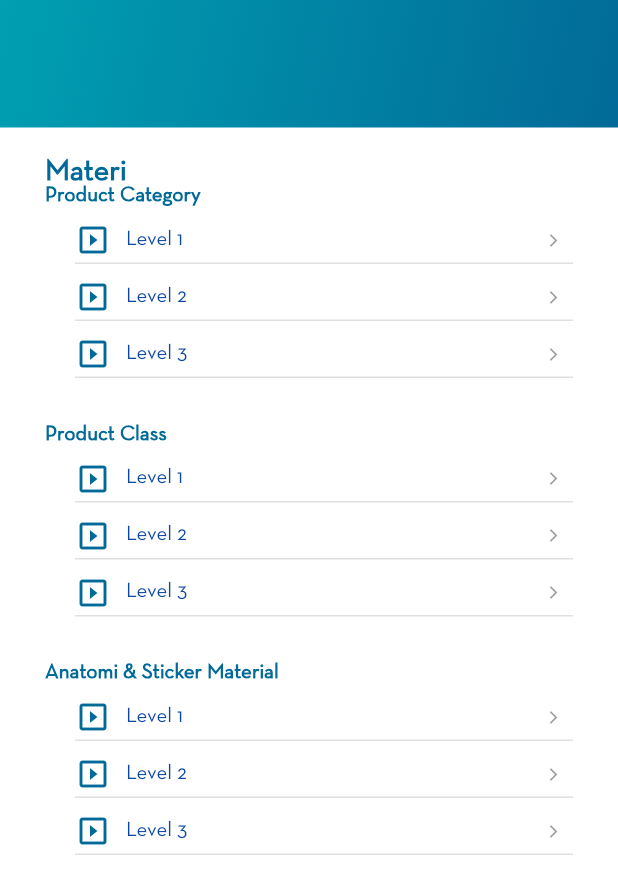
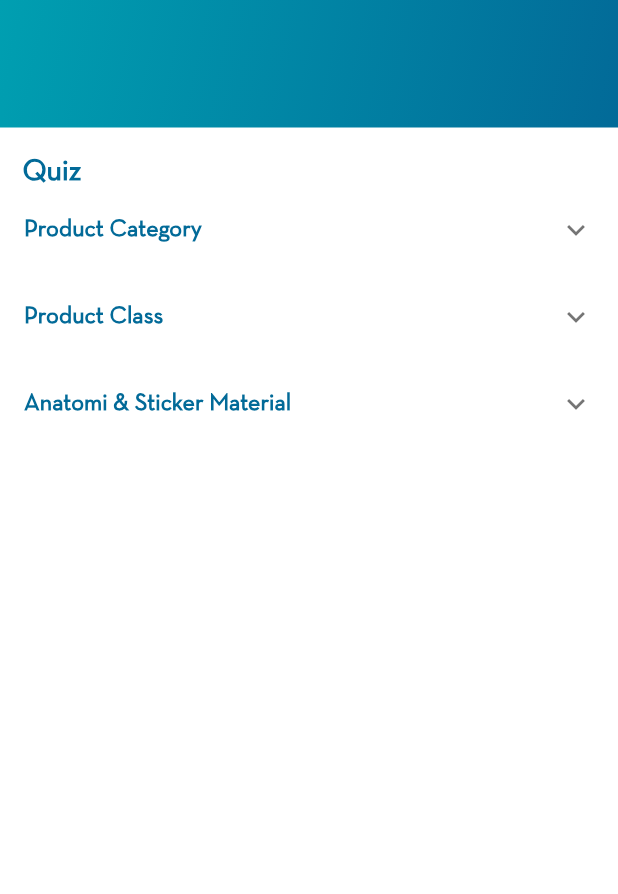
Before and after one commit to rizqyfitrianto1/KCG_E-LEARNING, a Flutter app: the QuizLevel screen opened directly, on a phone screen of 412 x 824 dp. Shown: the top 894 px of the screen. Run offline on Flutter 3.47's test engine with Material 2 defaults, Android fonts, the phone set to English and light mode, and no system bars.

Commit message:
revisi expandable quiz_level

```diff
--- a/lib/src/ui/quiz_level.dart
+++ b/lib/src/ui/quiz_level.dart
@@ -41,16 +41,19 @@ class _QuizLevelState extends State<QuizLevel> {
               ),
               Container(
                 width: MediaQuery.of(context).size.width,
-                padding: EdgeInsets.symmetric(horizontal: 30.0, vertical: 20.0),
+                padding: EdgeInsets.symmetric( vertical: 20.0),
                 child: Column(
                     crossAxisAlignment: CrossAxisAlignment.start,
                     children: <Widget>[
-                      Text(
-                        "Materi",
-                        style: TextStyle(
-                            fontSize: 20.0,
-                            color: Color(0xFF026A98),
-                            fontWeight: FontWeight.w700),
+                      Padding(
+                        padding: const EdgeInsets.symmetric(horizontal : 15.0),
+                        child: Text(
+                          "Quiz",
+                          style: TextStyle(
+                              fontSize: 20.0,
+                              color: Color(0xFF026A98),
+                              fontWeight: FontWeight.w700),
+                        ),
                       ),
                       _buildListMateri(),
                     ]),
@@ -77,15 +80,14 @@ class _QuizLevelState extends State<QuizLevel> {
   _listMateri(Video videoList) {
     return Container(
       width: MediaQuery.of(context).size.height,
-      child: Column(
-          crossAxisAlignment: CrossAxisAlignment.start,
-          children: <Widget>[
-            Text(
+      child: ExpansionTile(
+            title : Text(
               videoList.title,
               style: TextStyle(
                   color: Color(0xFF026A98), fontWeight: FontWeight.w700),
             ),
-            new SizedBox(
+            children : <Widget>[
+              SizedBox(
               height: 145.0,
               child: new ListView.builder(
                 itemCount: _videoLevelList.length,
@@ -95,8 +97,8 @@ class _QuizLevelState extends State<QuizLevel> {
                   return _videoFeatured(_videoLevelList[index]);
                 },
               ),
-            ),
-          ]),
+            ),],
+          ),
     );
   }
 
@@ -125,7 +127,7 @@ class _QuizLevelState extends State<QuizLevel> {
                   ),
                 ]),
                 Padding(
-                  padding: const EdgeInsets.only(right: 8.0),
+                  padding: const EdgeInsets.only(right: 30.0),
                   child: Icon(
                     Icons.arrow_forward_ios,
                     size: 10.0,
@@ -135,7 +137,7 @@ class _QuizLevelState extends State<QuizLevel> {
               ],
             ),
             Container(
-              margin: EdgeInsets.only(top: 3.0),
+              margin: EdgeInsets.only(top: 3.0, right: 25.0),
               height: 1.0,
               color: Colors.grey[300],
             ),
```
